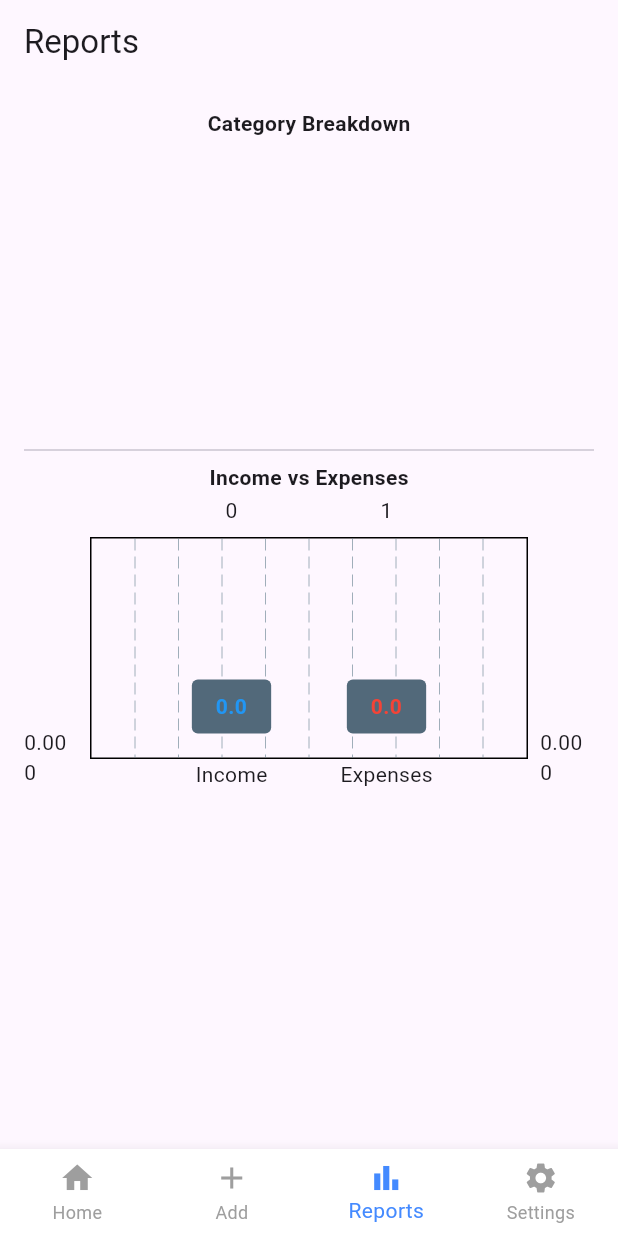
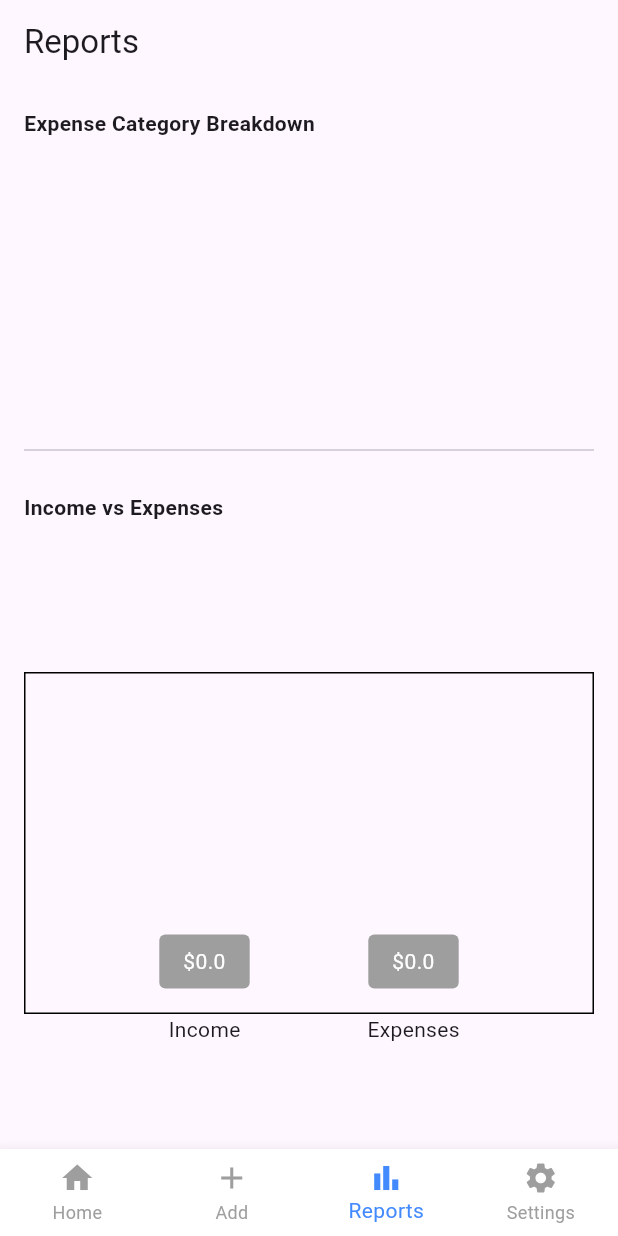
Before and after one commit to Dhruvv0203/Project_Team_14, a Flutter app: the screen it shows after launch, item 3 of the bottom bar chosen, on a phone screen of 412 x 824 dp. Run offline on Flutter 3.47's test engine with Material 3 defaults, Android fonts, the phone set to English and light mode, and no system bars; drawn by our look-alikes of fl_chart; our stand-ins replace sqflite; accounts and stored records are empty.

Commit message:
Fixed: Amount Not Showing/ Home Screen Not Updating

```diff
--- a/lib/main.dart
+++ b/lib/main.dart
@@ -36,7 +36,7 @@ class MainScreen extends StatefulWidget {
   final Function(bool) toggleTheme;
   final bool isDarkMode;
 
-  MainScreen({required this.toggleTheme, required this.isDarkMode});
+  const MainScreen({required this.toggleTheme, required this.isDarkMode, Key? key}) : super(key: key);
 
   @override
   _MainScreenState createState() => _MainScreenState();
@@ -55,7 +55,7 @@ class _MainScreenState extends State<MainScreen> {
       body: IndexedStack( // <-- CHANGE HERE
         index: _selectedIndex,
         children: [
-          HomeScreen(),
+          HomeScreen(key: UniqueKey()), // <-- Forces HomeScreen to reload
           AddTransactionScreen(),
           ReportsScreen(),
           // Pass updated value every time
@@ -84,6 +84,8 @@ class _MainScreenState extends State<MainScreen> {
 //////////////////////////////////////////////////////////
 
 class HomeScreen extends StatefulWidget {
+  const HomeScreen({Key? key}) : super(key: key); // <-- Accepts key now
+
   @override
   _HomeScreenState createState() => _HomeScreenState();
 }
@@ -252,7 +254,19 @@ class _HomeScreenState extends State<HomeScreen> {
   itemBuilder: (ctx, idx) {
     final t = _transactions[idx];
     return ListTile(
-                    title: Text('${t['category']} (${t['type']})'),
+      title: Row(
+        mainAxisAlignment: MainAxisAlignment.spaceBetween,
+        children: [
+          Text(t['category']),
+          Text(
+            '\$${t['amount'].abs().toStringAsFixed(2)}',
+            style: TextStyle(
+              color: t['type'] == 'Income' ? Colors.green : Colors.red,
+              fontWeight: FontWeight.bold,
+            ),
+          ),
+        ],
+      ),
       subtitle: Text(
         '${DateFormat.yMMMd().format(DateTime.parse(t['date']))}\n${t['description']}',
       ),
@@ -271,7 +285,8 @@ class _HomeScreenState extends State<HomeScreen> {
       ),
     );
   },
-              ),
+)
+,
             ),
           ],
         ),
@@ -279,6 +294,7 @@ class _HomeScreenState extends State<HomeScreen> {
     );
   }
 }
+
 //////////////////////////////////////////////////////////
 // -------------------- ADD TRANSACTION SCREEN --------------------
 //////////////////////////////////////////////////////////
@@ -402,8 +418,9 @@ class ReportsScreen extends StatelessWidget {
           body: Padding(
             padding: EdgeInsets.all(16),
             child: Column(
+              crossAxisAlignment: CrossAxisAlignment.start,
               children: [
-                Text('Category Breakdown', style: TextStyle(fontWeight: FontWeight.bold)),
+                Text('Expense Category Breakdown', style: TextStyle(fontWeight: FontWeight.bold)),
                 SizedBox(
                   height: 200,
                   child: PieChart(
@@ -421,26 +438,70 @@ class ReportsScreen extends StatelessWidget {
                   ),
                 ),
                 Divider(),
+                SizedBox(height: 20), // Space before title
                 Text('Income vs Expenses', style: TextStyle(fontWeight: FontWeight.bold)),
+                SizedBox(height: 100), // Additional spacing
                 SizedBox(
-                  height: 200,
+                  height: 250,
                   child: BarChart(
                     BarChartData(
                       barGroups: [
-                        BarChartGroupData(x: 0, barRods: [
-                          BarChartRodData(toY: incomeTotal, width: 20, color: Colors.blue),
-                        ], showingTooltipIndicators: [0]),
-                        BarChartGroupData(x: 1, barRods: [
-                          BarChartRodData(toY: expenseTotal, width: 20, color: Colors.red),
-                        ], showingTooltipIndicators: [0]),
+                        BarChartGroupData(
+                          x: 0,
+                          barRods: [
+                            BarChartRodData(
+                              toY: incomeTotal,
+                              width: 40, // Thicker bar
+                              color: Colors.blue,
+                              borderRadius: BorderRadius.zero, // Flat tips
+                            ),
+                          ],
+                          showingTooltipIndicators: [0],
+                        ),
+                        BarChartGroupData(
+                          x: 1,
+                          barRods: [
+                            BarChartRodData(
+                              toY: expenseTotal,
+                              width: 40, // Thicker bar
+                              color: Colors.red,
+                              borderRadius: BorderRadius.zero, // Flat tips
+                            ),
+                          ],
+                          showingTooltipIndicators: [0],
+                        ),
                       ],
                       titlesData: FlTitlesData(
-                        bottomTitles: AxisTitles(sideTitles: SideTitles(
+                        leftTitles: AxisTitles(
+                          sideTitles: SideTitles(showTitles: false), // Remove side numbering
+                        ),
+                        rightTitles: AxisTitles(
+                          sideTitles: SideTitles(showTitles: false),
+                        ),
+                        topTitles: AxisTitles(
+                          sideTitles: SideTitles(showTitles: false),
+                        ),
+                        bottomTitles: AxisTitles(
+                          sideTitles: SideTitles(
                             showTitles: true,
                             getTitlesWidget: (val, _) {
                               return Text(val == 0 ? 'Income' : 'Expenses');
-                          }
-                        )),
+                            },
+                          ),
+                        ),
+                      ),
+                      gridData: FlGridData(show: false), // Remove dotted gridlines
+                      barTouchData: BarTouchData(
+                        enabled: true,
+                        touchTooltipData: BarTouchTooltipData(
+                          tooltipBgColor: Colors.grey,
+                          getTooltipItem: (group, groupIndex, rod, rodIndex) {
+                            return BarTooltipItem(
+                              '\$${rod.toY}',
+                              TextStyle(color: Colors.white),
+                            );
+                          },
+                        ),
                       ),
                     ),
                   ),
@@ -453,6 +514,7 @@ class ReportsScreen extends StatelessWidget {
     );
   }
 }
+
 //////////////////////////////////////////////////////////
 // -------------------- SETTINGS SCREEN --------------------
 //////////////////////////////////////////////////////////
```
Lines whose indentation alone changed are shown as unchanged.
